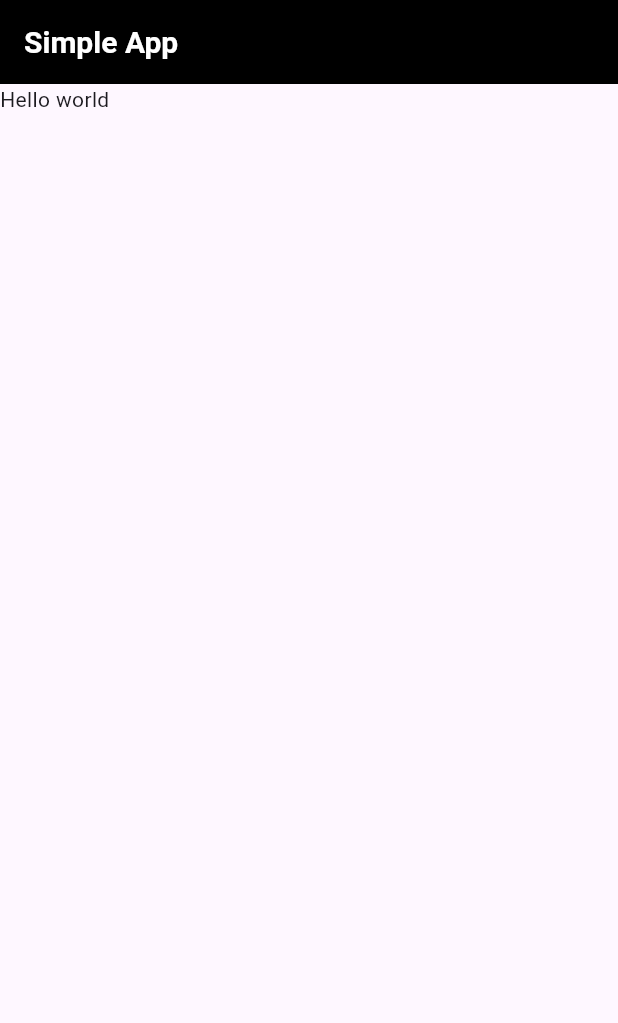
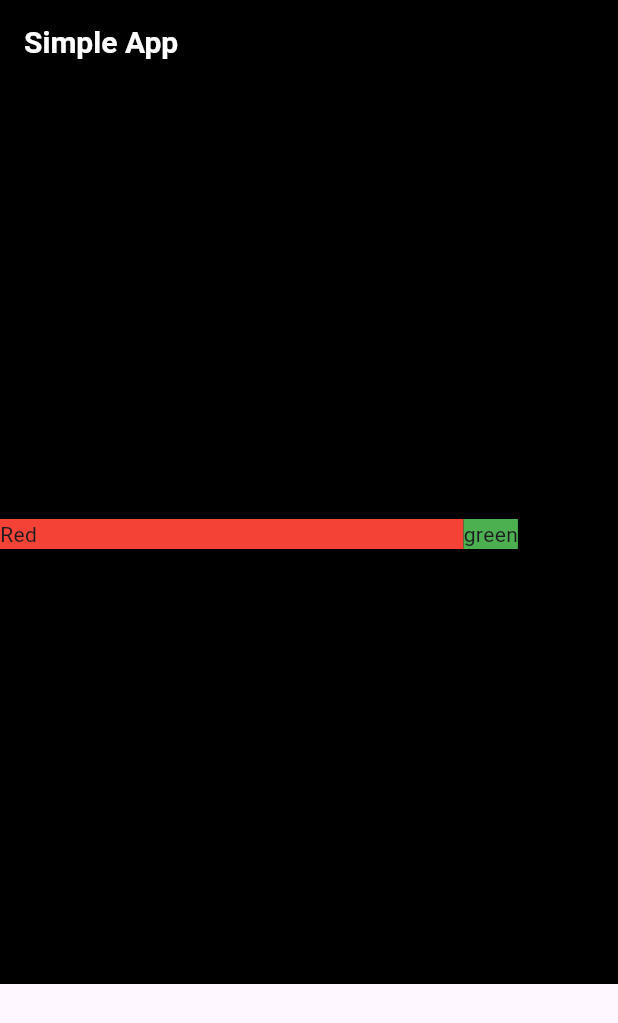
Before and after one commit to Emekaony/Flutter_Refresher, a Flutter app: the screen it shows after launch, on a phone screen of 412 x 824 dp. Shown: the top 1023 px of the screen. Run offline on Flutter 3.47's test engine with Material 3 defaults, Android fonts, the phone set to English and light mode, and no system bars.

Commit message:
Just completing stuff

```diff
--- a/lib/main.dart
+++ b/lib/main.dart
@@ -1,4 +1,6 @@
 import 'package:flutter/material.dart';
+
+// import "package:simple_app/components/simple_box.dart";
 
 void main() {
   runApp(const MyApp());
@@ -26,7 +28,23 @@ class MyApp extends StatelessWidget {
             fontSize: 20,
           ),
         ),
-        body: Text("Hello world"),
+        body: Container(
+          width: double.infinity,
+          height: 600,
+          decoration: BoxDecoration(color: Colors.black),
+          child: Row(
+            children: [
+              Flexible(
+                flex: 3,
+                fit: FlexFit.tight,
+                child: Container(color: Colors.red, child: Text("Red")),
+              ),
+              Flexible(
+                child: Container(color: Colors.green, child: Text("green")),
+              ),
+            ],
+          ),
+        ),
       ),
     );
   }
```
Also changed, not shown: lib/components/simple_box.dart (added, +28 -0 lines), pubspec.lock, 2 other files.
